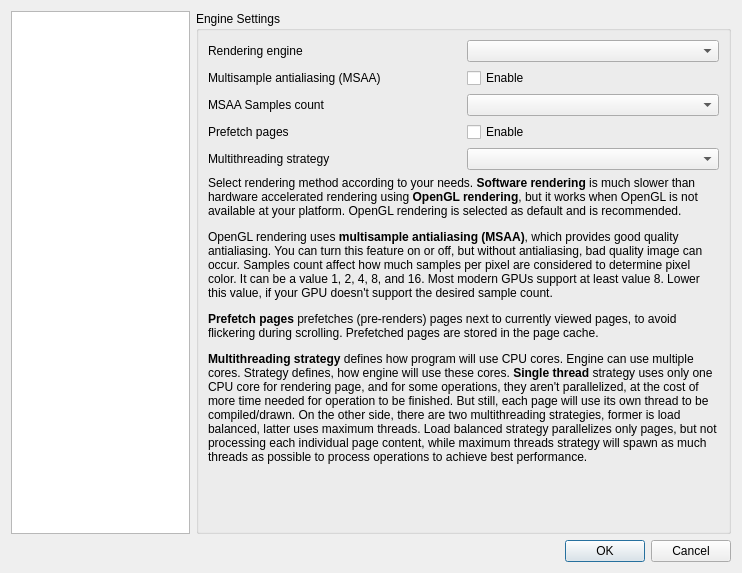
This is PdfForQtViewer/pdfviewersettingsdialog.ui in JakubMelka/PDF4QT as Qt 5 draws it before an edit. The edited form follows.
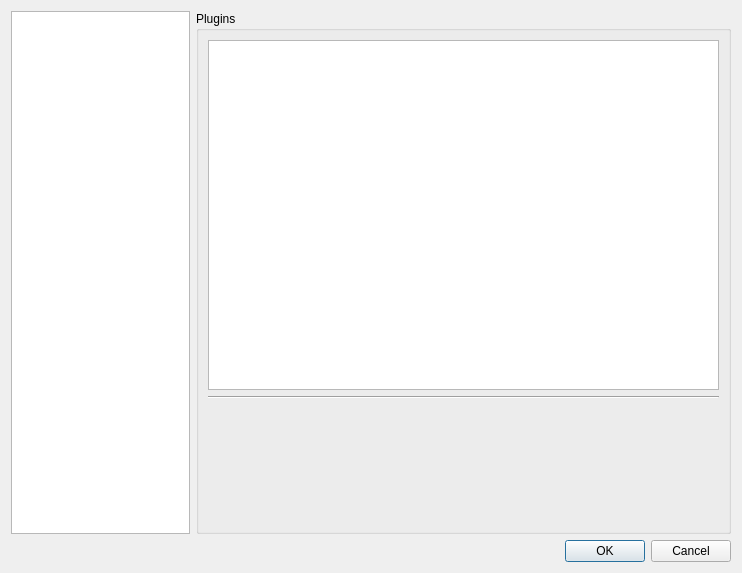
This is the edited form.

Commit message: Plugin metasystem

```diff
--- a/PdfForQtViewer/pdfviewersettingsdialog.ui
+++ b/PdfForQtViewer/pdfviewersettingsdialog.ui
@@ -26,7 +26,7 @@
      <item>
       <widget class="QStackedWidget" name="stackedWidget">
        <property name="currentIndex">
-        <number>0</number>
+        <number>11</number>
        </property>
        <widget class="QWidget" name="enginePage">
         <layout class="QVBoxLayout" name="enginePageLayout">
@@ -1330,6 +1330,58 @@
          </item>
         </layout>
        </widget>
+       <widget class="QWidget" name="pluginsPage">
+        <layout class="QVBoxLayout" name="verticalLayout_8">
+         <property name="leftMargin">
+          <number>0</number>
+         </property>
+         <property name="topMargin">
+          <number>0</number>
+         </property>
+         <property name="rightMargin">
+          <number>0</number>
+         </property>
+         <property name="bottomMargin">
+          <number>0</number>
+         </property>
+         <item>
+          <widget class="QGroupBox" name="pluginsGroupBox">
+           <property name="title">
+            <string>Plugins</string>
+           </property>
+           <layout class="QVBoxLayout" name="verticalLayout_9" stretch="3,0,1">
+            <item>
+             <widget class="QTableWidget" name="pluginsTableWidget">
+              <property name="selectionMode">
+               <enum>QAbstractItemView::SingleSelection</enum>
+              </property>
+              <property name="selectionBehavior">
+               <enum>QAbstractItemView::SelectRows</enum>
+              </property>
+             </widget>
+            </item>
+            <item>
+             <widget class="Line" name="line_3">
+              <property name="orientation">
+               <enum>Qt::Horizontal</enum>
+              </property>
+             </widget>
+            </item>
+            <item>
+             <widget class="QLabel" name="pluginDescriptionLabel">
+              <property name="alignment">
+               <set>Qt::AlignLeading|Qt::AlignLeft|Qt::AlignTop</set>
+              </property>
+              <property name="wordWrap">
+               <bool>true</bool>
+              </property>
+             </widget>
+            </item>
+           </layout>
+          </widget>
+         </item>
+        </layout>
+       </widget>
       </widget>
      </item>
     </layout>
```
The commit also changes 15 other files.
